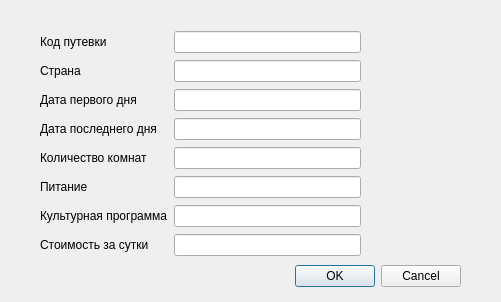
Old version of the form DiaPut.ui in the repository XxArlekIn0xX/Praktika13.
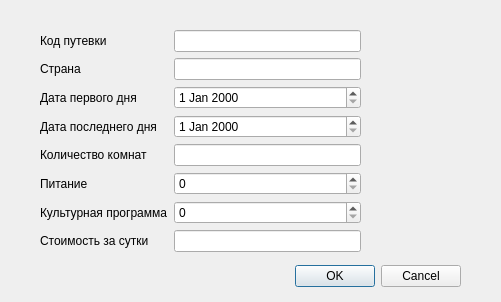
New version of the form.

Patch:
```diff
--- a/DiaPut.ui
+++ b/DiaPut.ui
@@ -88,15 +88,6 @@
      <widget class="QLineEdit" name="lineEdit_2"/>
     </item>
     <item row="4" column="1">
-     <widget class="QLineEdit" name="lineEdit_5"/>
-    </item>
-    <item row="5" column="1">
-     <widget class="QLineEdit" name="lineEdit_6"/>
-    </item>
-    <item row="3" column="1">
-     <widget class="QLineEdit" name="lineEdit_4"/>
-    </item>
-    <item row="2" column="1">
      <widget class="QLineEdit" name="lineEdit_3"/>
     </item>
     <item row="0" column="0">
@@ -113,11 +104,28 @@
       </property>
      </widget>
     </item>
-    <item row="6" column="1">
-     <widget class="QLineEdit" name="lineEdit_13"/>
-    </item>
     <item row="7" column="1">
-     <widget class="QLineEdit" name="lineEdit_14"/>
+     <widget class="QLineEdit" name="lineEdit_4"/>
+    </item>
+    <item row="2" column="1">
+     <widget class="QDateEdit" name="dateEdit"/>
+    </item>
+    <item row="3" column="1">
+     <widget class="QDateEdit" name="dateEdit_2"/>
+    </item>
+    <item row="5" column="1">
+     <widget class="QSpinBox" name="spinBox">
+      <property name="maximum">
+       <number>1</number>
+      </property>
+     </widget>
+    </item>
+    <item row="6" column="1">
+     <widget class="QSpinBox" name="spinBox_2">
+      <property name="maximum">
+       <number>1</number>
+      </property>
+     </widget>
     </item>
    </layout>
   </widget>
```
